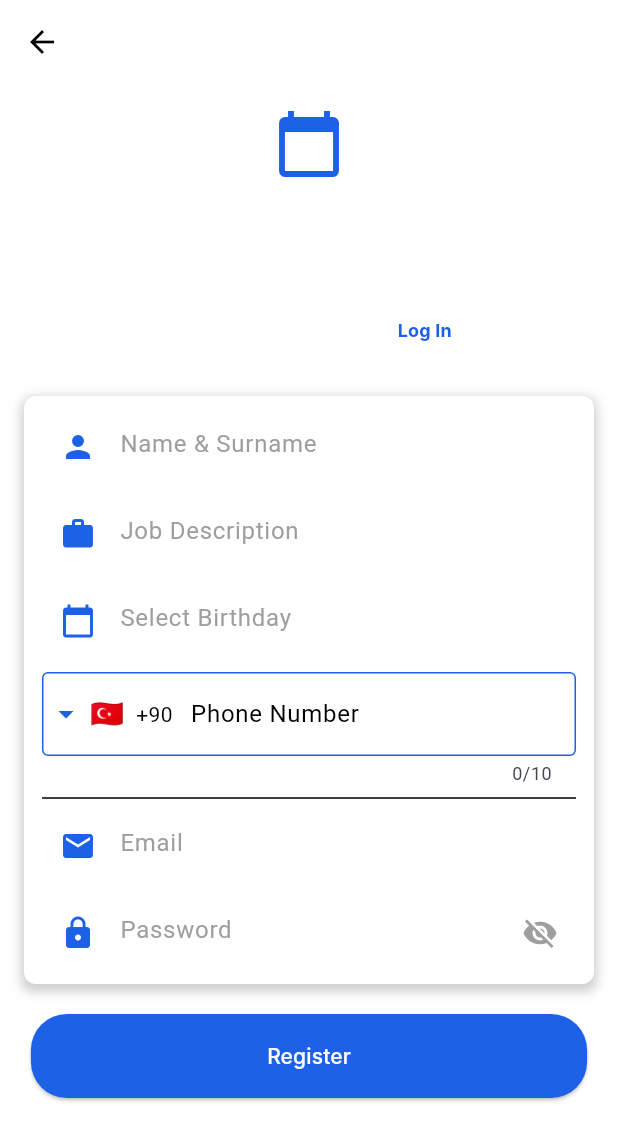
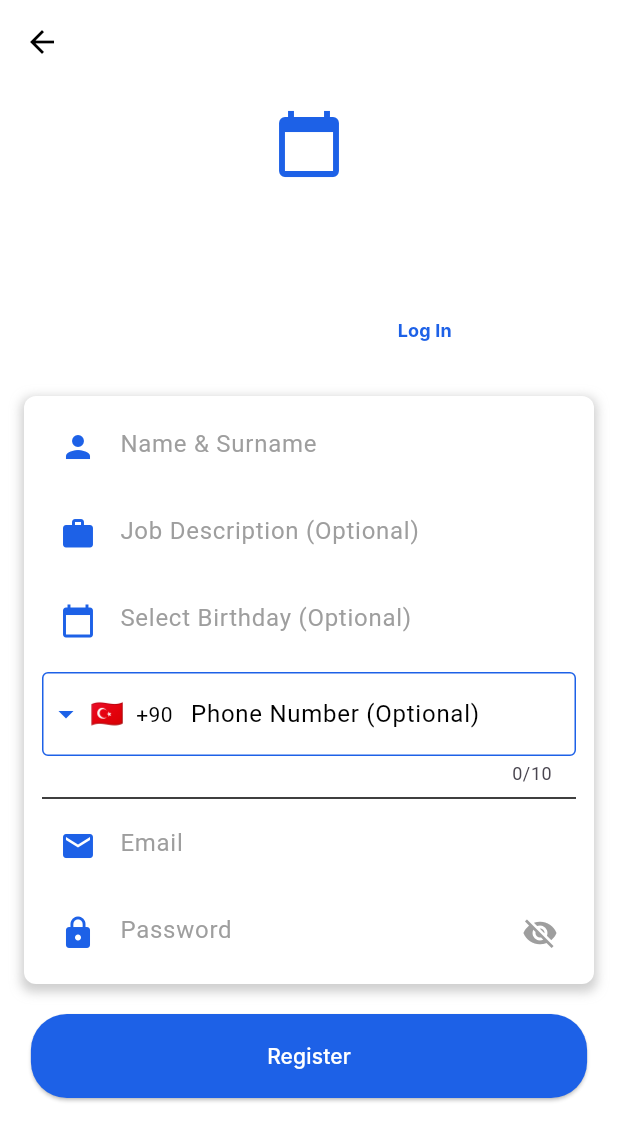
Before and after one commit to bugrahaneefe/Scheduling-System-for-Healthcare-Industry, a Flutter app: the SignupView screen opened directly, on a phone screen of 412 x 824 dp. Shown: the top 1141 px of the screen. Run offline on Flutter 3.47's test engine with Material 3 defaults, Android fonts, the phone set to English and light mode, and no system bars; drawn by our look-alikes of intl_phone_field; our stand-ins replace app_links, cloud_firestore, email_validator, firebase_auth, firebase_core, google_mobile_ads and 3 more; missing offline and left inert: app_tracking_transparency, excel; accounts and stored records are empty; Roboto replaces fonts that are missing (Inter).

Commit message:
optional eklendi

```diff
--- a/frontend/flutter_project/lib/views/signup_view.dart
+++ b/frontend/flutter_project/lib/views/signup_view.dart
@@ -227,9 +227,8 @@ class _SignupViewState extends State<SignupView> {
                                   Icons.work,
                                   color: Color(0xFF1D61E7),
                                 ),
-                                hintText: AppLocalizations.of(
-                                  context,
-                                ).get('jobDescription'),
+                                hintText: AppLocalizations.of(context).get('jobDescription') +
+                                    " (${Localizations.localeOf(context).languageCode == 'tr' ? 'İsteğe Bağlı' : 'Optional'})",
                                 hintStyle: TextStyle(color: Colors.grey),
                                 border: InputBorder.none,
                                 contentPadding: EdgeInsets.symmetric(
@@ -238,9 +237,7 @@ class _SignupViewState extends State<SignupView> {
                                 ),
                               ),
                               style: const TextStyle(color: Colors.black),
-                              cursorColor: Color(
-                                0xFF1D61E7,
-                              ), // Updated cursor color
+                              cursorColor: Color(0xFF1D61E7),
                               onChanged: authViewModel.updateTitle,
                             ),
                             const SizedBox(height: 10),
@@ -252,19 +249,22 @@ class _SignupViewState extends State<SignupView> {
                                   Icons.calendar_today,
                                   color: Color(0xFF1D61E7),
                                 ),
-                                hintText:
-                                    _selectedBirthday ??
-                                    AppLocalizations.of(
-                                      context,
-                                    ).get('selectBirthday'),
-                                hintStyle: const TextStyle(color: Colors.grey),
+                                hintText: _selectedBirthday == null
+                                    ? AppLocalizations.of(context).get('selectBirthday') +
+                                        " (${Localizations.localeOf(context).languageCode == 'tr' ? 'İsteğe Bağlı' : 'Optional'})"
+                                    : _selectedBirthday!,
+                                hintStyle: TextStyle(
+                                  color: _selectedBirthday == null ? Colors.grey : Colors.black,
+                                ),
                                 border: InputBorder.none,
                                 contentPadding: const EdgeInsets.symmetric(
                                   vertical: 10.0,
                                   horizontal: 10.0,
                                 ),
                               ),
-                              style: const TextStyle(color: Colors.black),
+                              style: TextStyle(
+                                color: _selectedBirthday == null ? Colors.grey : Colors.black,
+                              ),
                               onTap: () async {
                                 DateTime? pickedDate = await showDatePicker(
                                   context: context,
@@ -337,46 +337,39 @@ class _SignupViewState extends State<SignupView> {
                               },
                             ),
                             const SizedBox(height: 10),
-                            // Phone number field  ⟵ PUT THIS INSTEAD OF THE OLD TextFormField
+                            // Phone number field
                             Theme(
-                              data: Theme.of(
-                                context,
-                              ).copyWith(canvasColor: Colors.white),
+                              data: Theme.of(context).copyWith(canvasColor: Colors.white),
                               child: IntlPhoneField(
                                 initialCountryCode: 'TR',
                                 style: const TextStyle(color: Colors.black),
                                 dropdownTextStyle: const TextStyle(
                                   color: Colors.black,
                                 ),
-                                cursorColor: const Color(
-                                  0xFF1D61E7,
-                                ), // Updated cursor color
+                                cursorColor: const Color(0xFF1D61E7),
                                 dropdownIcon: const Icon(
                                   Icons.arrow_drop_down,
-                                  color: const Color(0xFF1D61E7),
+                                  color: Color(0xFF1D61E7),
                                 ),
                                 decoration: InputDecoration(
-                                  labelText: AppLocalizations.of(
-                                    context,
-                                  ).get('phoneNumber'),
+                                  labelText: AppLocalizations.of(context).get('phoneNumber') +
+                                      " (${Localizations.localeOf(context).languageCode == 'tr' ? 'İsteğe Bağlı' : 'Optional'})",
                                   labelStyle: const TextStyle(
                                     color: Colors.black,
                                   ),
                                   border: const OutlineInputBorder(
                                     borderSide: BorderSide(
-                                      color: const Color(0xFF1D61E7),
+                                      color: Color(0xFF1D61E7),
                                     ),
                                   ),
                                   enabledBorder: const OutlineInputBorder(
                                     borderSide: BorderSide(
-                                      color: const Color(0xFF1D61E7),
+                                      color: Color(0xFF1D61E7),
                                     ),
                                   ),
                                   focusedBorder: const OutlineInputBorder(
                                     borderSide: BorderSide(
-                                      color: Color(
-                                        0xFF1D61E7,
-                                      ), // Updated border color when focused
+                                      color: Color(0xFF1D61E7),
                                       width: 2,
                                     ),
                                   ),
@@ -398,16 +391,14 @@ class _SignupViewState extends State<SignupView> {
                                   ),
                                   padding: const EdgeInsets.all(8),
                                   searchFieldCursorColor: Color(0xFF1D61E7),
-                                  searchFieldPadding:
-                                      const EdgeInsets.symmetric(
-                                        horizontal: 16,
-                                      ),
+                                  searchFieldPadding: const EdgeInsets.symmetric(
+                                    horizontal: 16,
+                                  ),
                                   width: MediaQuery.of(context).size.width * .9,
                                 ),
-                                onChanged:
-                                    (phone) => authViewModel.updatePhoneNumber(
-                                      phone.completeNumber,
-                                    ),
+                                onChanged: (phone) => authViewModel.updatePhoneNumber(
+                                  phone.completeNumber,
+                                ),
                               ),
                             ),
                             const Divider(color: Colors.black),
@@ -554,10 +545,9 @@ class _SignupViewState extends State<SignupView> {
                           if (_formKey.currentState!.validate() &&
                               authViewModel.email.isNotEmpty &&
                               authViewModel.password.isNotEmpty &&
-                              authViewModel.name.isNotEmpty &&
-                              authViewModel.title.isNotEmpty &&
-                              authViewModel.phoneNumber.isNotEmpty &&
-                              authViewModel.birthday != null) {
+                              authViewModel.name.isNotEmpty
+                              // title, phoneNumber, birthday artık zorunlu değil!
+                          ) {
                             if (!isValidPassword(authViewModel.password)) {
                               _showError(
                                 AppLocalizations.of(
@@ -576,9 +566,9 @@ class _SignupViewState extends State<SignupView> {
                                 email: authViewModel.email,
                                 password: authViewModel.password,
                                 name: authViewModel.name,
-                                title: authViewModel.title,
-                                birthday: authViewModel.birthday!,
-                                phoneNumber: authViewModel.phoneNumber,
+                                title: authViewModel.title.isNotEmpty ? authViewModel.title : "",
+                                birthday: authViewModel.birthday ?? DateTime(2000, 1, 1),
+                                phoneNumber: authViewModel.phoneNumber.isNotEmpty ? authViewModel.phoneNumber : "",
                               );
 
                               setState(() {
```
